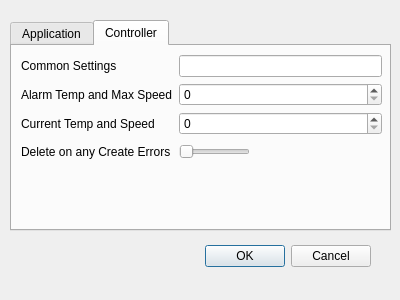
Shub77/phoebetria-code, file gui_preferences.ui: the form before one commit.
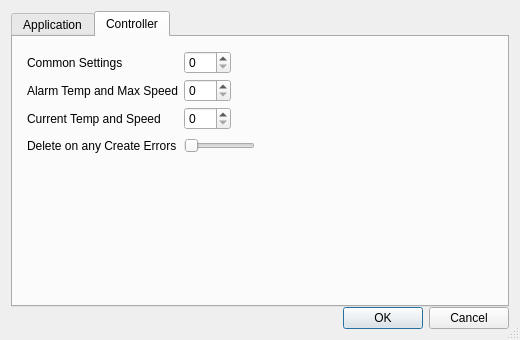
The form after the commit. Icons and pictures are not drawn.

Commit message: fix the preferences layout and resize

Patch:
```diff
--- a/gui_preferences.ui
+++ b/gui_preferences.ui
@@ -6,38 +6,27 @@
    <rect>
     <x>0</x>
     <y>0</y>
-    <width>400</width>
-    <height>300</height>
+    <width>520</width>
+    <height>340</height>
    </rect>
   </property>
   <property name="windowTitle">
    <string>Dialog</string>
   </property>
-  <widget class="QDialogButtonBox" name="buttonBox">
-   <property name="geometry">
-    <rect>
-     <x>30</x>
-     <y>240</y>
-     <width>341</width>
-     <height>32</height>
-    </rect>
-   </property>
-   <property name="orientation">
-    <enum>Qt::Horizontal</enum>
-   </property>
-   <property name="standardButtons">
-    <set>QDialogButtonBox::Cancel|QDialogButtonBox::Ok</set>
+  <property name="sizeGripEnabled">
+   <bool>true</bool>
+  </property>
+  <property name="modal">
+   <bool>false</bool>
+  </property>
+  <layout class="QVBoxLayout" name="verticalLayout">
+   <property name="spacing">
+    <number>0</number>
    </property>
-  </widget>
+   <item>
+    <layout class="QHBoxLayout" name="horizontalLayout">
+     <item>
   <widget class="QTabWidget" name="tabPreference">
-   <property name="geometry">
-    <rect>
-     <x>10</x>
-     <y>20</y>
-     <width>381</width>
-     <height>211</height>
-    </rect>
-   </property>
    <property name="currentIndex">
     <number>1</number>
    </property>
@@ -262,51 +251,110 @@
     <attribute name="title">
      <string>Controller</string>
     </attribute>
-    <widget class="QWidget" name="formLayoutWidget_2">
-     <property name="geometry">
-      <rect>
-       <x>9</x>
-       <y>9</y>
-       <width>361</width>
-       <height>161</height>
-      </rect>
-     </property>
+        <layout class="QHBoxLayout" name="horizontalLayout_3">
+         <item>
      <layout class="QFormLayout" name="formLayout_2">
-      <item row="3" column="0">
+           <property name="fieldGrowthPolicy">
+            <enum>QFormLayout::ExpandingFieldsGrow</enum>
+           </property>
+           <property name="rowWrapPolicy">
+            <enum>QFormLayout::DontWrapRows</enum>
+           </property>
+           <property name="horizontalSpacing">
+            <number>5</number>
+           </property>
+           <property name="verticalSpacing">
+            <number>5</number>
+           </property>
+           <property name="margin">
+            <number>5</number>
+           </property>
+           <item row="0" column="0">
+            <widget class="QLabel" name="lbl_IntervalMs_FcCommonSettings">
+             <property name="sizePolicy">
+              <sizepolicy hsizetype="Expanding" vsizetype="Preferred">
+               <horstretch>0</horstretch>
+               <verstretch>0</verstretch>
+              </sizepolicy>
+             </property>
+             <property name="text">
+              <string>Common Settings</string>
+             </property>
+             <property name="indent">
+              <number>0</number>
+             </property>
+            </widget>
+           </item>
+           <item row="0" column="1">
+            <widget class="QSpinBox" name="ctrl_IntervalMs_FcCommonSettings">
+             <property name="maximum">
+              <number>100</number>
+             </property>
+             <property name="singleStep">
+              <number>10</number>
+             </property>
+            </widget>
+           </item>
+           <item row="1" column="0">
        <widget class="QLabel" name="lbl_IntervalMs_FcAlarmTempAndMaxSpeed">
+             <property name="sizePolicy">
+              <sizepolicy hsizetype="Expanding" vsizetype="Preferred">
+               <horstretch>0</horstretch>
+               <verstretch>0</verstretch>
+              </sizepolicy>
+             </property>
         <property name="text">
          <string>Alarm Temp and Max Speed</string>
         </property>
        </widget>
       </item>
-      <item row="4" column="0">
+           <item row="1" column="1">
+            <widget class="QSpinBox" name="ctrl_IntervalMs_FcAlarmTempAndMaxSpeed">
+             <property name="maximum">
+              <number>100</number>
+             </property>
+             <property name="singleStep">
+              <number>10</number>
+             </property>
+            </widget>
+           </item>
+           <item row="2" column="0">
        <widget class="QLabel" name="lbl_IntervalMs_FcCurrentTempAndSpeed">
+             <property name="sizePolicy">
+              <sizepolicy hsizetype="Expanding" vsizetype="Preferred">
+               <horstretch>0</horstretch>
+               <verstretch>0</verstretch>
+              </sizepolicy>
+             </property>
         <property name="text">
          <string>Current Temp and Speed</string>
         </property>
        </widget>
       </item>
-      <item row="5" column="0">
+           <item row="2" column="1">
+            <widget class="QSpinBox" name="ctrl_IntervalMs_FcCurrentTempAndSpeed">
+             <property name="maximum">
+              <number>100</number>
+             </property>
+             <property name="singleStep">
+              <number>10</number>
+             </property>
+            </widget>
+           </item>
+           <item row="3" column="0">
        <widget class="QLabel" name="lbl_PrimaryDb_DeleteOnAnyCreateError">
+             <property name="sizePolicy">
+              <sizepolicy hsizetype="Expanding" vsizetype="Preferred">
+               <horstretch>0</horstretch>
+               <verstretch>0</verstretch>
+              </sizepolicy>
+             </property>
         <property name="text">
          <string>Delete on any Create Errors</string>
         </property>
        </widget>
       </item>
-      <item row="2" column="0">
-       <widget class="QLabel" name="lbl_IntervalMs_FcCommonSettings">
-        <property name="text">
-         <string>Common Settings</string>
-        </property>
-       </widget>
-      </item>
       <item row="3" column="1">
-       <widget class="QSpinBox" name="ctrl_IntervalMs_FcAlarmTempAndMaxSpeed"/>
-      </item>
-      <item row="4" column="1">
-       <widget class="QSpinBox" name="ctrl_IntervalMs_FcCurrentTempAndSpeed"/>
-      </item>
-      <item row="5" column="1">
        <widget class="QSlider" name="ctrl_PrimaryDb_DeleteOnAnyCreateError">
         <property name="styleSheet">
          <string notr="true">QSlider {
@@ -391,13 +439,25 @@
         </property>
        </widget>
       </item>
-      <item row="2" column="1">
-       <widget class="QLineEdit" name="ctrl_IntervalMs_FcCommonSettings"/>
+          </layout>
       </item>
      </layout>
     </widget>
    </widget>
-  </widget>
+     </item>
+    </layout>
+   </item>
+   <item>
+    <widget class="QDialogButtonBox" name="buttonBox">
+     <property name="orientation">
+      <enum>Qt::Horizontal</enum>
+     </property>
+     <property name="standardButtons">
+      <set>QDialogButtonBox::Cancel|QDialogButtonBox::Ok</set>
+     </property>
+    </widget>
+   </item>
+  </layout>
  </widget>
  <resources/>
  <connections>
```
Left out of the diff: 37 changed lines with no effect on the pictures. Lines whose indentation alone changed are shown as unchanged. The commit also changes 1 other file.
